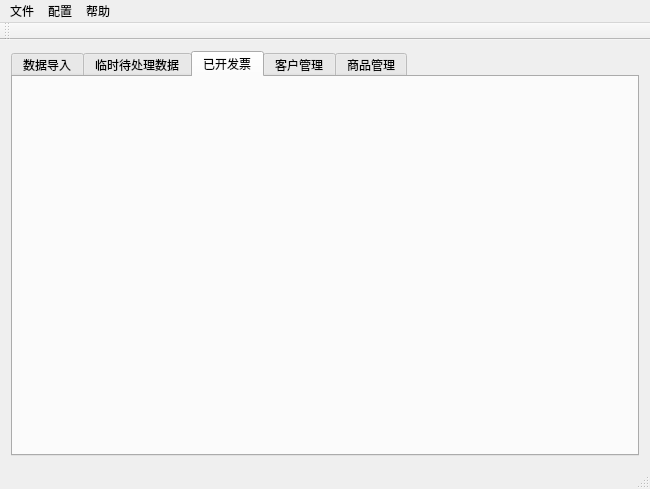
lcw2004/fapiao, file src/invoice/gui/mainwindow.ui: the form before one commit.
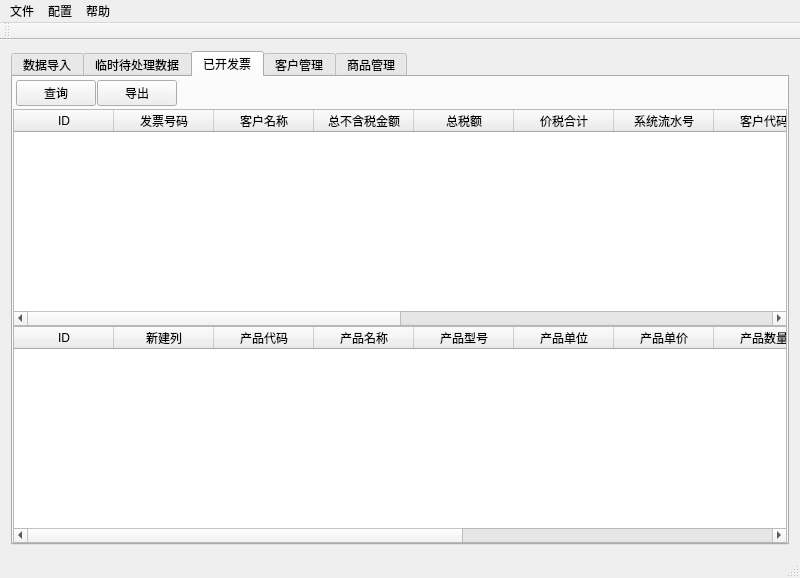
The form after the commit. The open tabs and pages were chosen to show the change. Icons and pictures are not drawn.

Patch:
```diff
--- a/src/invoice/gui/mainwindow.ui
+++ b/src/invoice/gui/mainwindow.ui
@@ -6,8 +6,8 @@
    <rect>
     <x>0</x>
     <y>0</y>
-    <width>650</width>
-    <height>489</height>
+    <width>800</width>
+    <height>578</height>
    </rect>
   </property>
   <property name="windowTitle">
@@ -415,6 +415,204 @@
         <property name="margin">
          <number>0</number>
         </property>
+        <item>
+         <layout class="QHBoxLayout" name="horizontalLayout_5">
+          <property name="spacing">
+           <number>1</number>
+          </property>
+          <property name="margin">
+           <number>3</number>
+          </property>
+          <item>
+           <widget class="QPushButton" name="ok_invoice_filter_btn">
+            <property name="text">
+             <string>查询</string>
+            </property>
+            <property name="icon">
+             <iconset>
+              <normaloff>image/032.png</normaloff>image/032.png</iconset>
+            </property>
+           </widget>
+          </item>
+          <item>
+           <widget class="QPushButton" name="ok_invoice_export_btn">
+            <property name="text">
+             <string>导出</string>
+            </property>
+            <property name="icon">
+             <iconset>
+              <normaloff>image/034.png</normaloff>image/034.png</iconset>
+            </property>
+           </widget>
+          </item>
+          <item>
+           <spacer name="horizontalSpacer_6">
+            <property name="orientation">
+             <enum>Qt::Horizontal</enum>
+            </property>
+            <property name="sizeHint" stdset="0">
+             <size>
+              <width>40</width>
+              <height>20</height>
+             </size>
+            </property>
+           </spacer>
+          </item>
+         </layout>
+        </item>
+        <item>
+         <widget class="QTableWidget" name="ok_invoice_table">
+          <property name="autoScrollMargin">
+           <number>15</number>
+          </property>
+          <property name="rowCount">
+           <number>0</number>
+          </property>
+          <property name="columnCount">
+           <number>14</number>
+          </property>
+          <column>
+           <property name="text">
+            <string>ID</string>
+           </property>
+          </column>
+          <column>
+           <property name="text">
+            <string>发票号码</string>
+           </property>
+          </column>
+          <column>
+           <property name="text">
+            <string>客户名称</string>
+           </property>
+          </column>
+          <column>
+           <property name="text">
+            <string>总不含税金额</string>
+           </property>
+          </column>
+          <column>
+           <property name="text">
+            <string>总税额</string>
+           </property>
+          </column>
+          <column>
+           <property name="text">
+            <string>价税合计</string>
+           </property>
+          </column>
+          <column>
+           <property name="text">
+            <string>系统流水号</string>
+           </property>
+          </column>
+          <column>
+           <property name="text">
+            <string>客户代码</string>
+           </property>
+          </column>
+          <column>
+           <property name="text">
+            <string>客户税号</string>
+           </property>
+          </column>
+          <column>
+           <property name="text">
+            <string>客户地址</string>
+           </property>
+          </column>
+          <column>
+           <property name="text">
+            <string>客户开户行账号</string>
+           </property>
+          </column>
+          <column>
+           <property name="text">
+            <string>备注</string>
+           </property>
+          </column>
+          <column>
+           <property name="text">
+            <string>开票人</string>
+           </property>
+          </column>
+          <column>
+           <property name="text">
+            <string>收款人</string>
+           </property>
+          </column>
+         </widget>
+        </item>
+        <item>
+         <widget class="QTableWidget" name="ok_invoice_detail_table">
+          <property name="rowCount">
+           <number>0</number>
+          </property>
+          <property name="columnCount">
+           <number>12</number>
+          </property>
+          <column>
+           <property name="text">
+            <string>ID</string>
+           </property>
+          </column>
+          <column>
+           <property name="text">
+            <string>新建列</string>
+           </property>
+          </column>
+          <column>
+           <property name="text">
+            <string>产品代码</string>
+           </property>
+          </column>
+          <column>
+           <property name="text">
+            <string>产品名称</string>
+           </property>
+          </column>
+          <column>
+           <property name="text">
+            <string>产品型号</string>
+           </property>
+          </column>
+          <column>
+           <property name="text">
+            <string>产品单位</string>
+           </property>
+          </column>
+          <column>
+           <property name="text">
+            <string>产品单价</string>
+           </property>
+          </column>
+          <column>
+           <property name="text">
+            <string>产品数量</string>
+           </property>
+          </column>
+          <column>
+           <property name="text">
+            <string>含税单价</string>
+           </property>
+          </column>
+          <column>
+           <property name="text">
+            <string>不含税金额</string>
+           </property>
+          </column>
+          <column>
+           <property name="text">
+            <string>税率</string>
+           </property>
+          </column>
+          <column>
+           <property name="text">
+            <string>含税金额</string>
+           </property>
+          </column>
+         </widget>
+        </item>
        </layout>
       </widget>
       <widget class="QWidget" name="tab_3">
@@ -671,7 +869,7 @@
     <rect>
      <x>0</x>
      <y>0</y>
-     <width>650</width>
+     <width>800</width>
      <height>23</height>
     </rect>
    </property>
```
Left out of the diff: 56 changed lines with no effect on the pictures.
